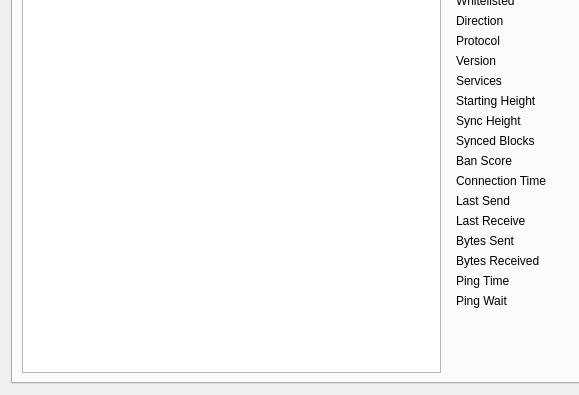
Before: the Qt Designer form src/qt/forms/rpcconsole.ui in LUX-Core/lux, drawn with Qt 5; both pictures show x 0 to 579 and y 99 to 494 of the 769 by 494 pixel window.
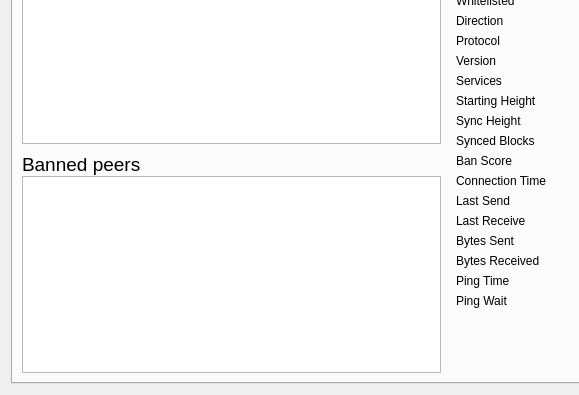
After: the same form once the commit is applied. The open tabs and pages were chosen to show the change. Icons and pictures are not drawn. Custom widgets are drawn as their Qt base class.

The edit to the form file:
```diff
--- a/src/qt/forms/rpcconsole.ui
+++ b/src/qt/forms/rpcconsole.ui
@@ -841,6 +841,11 @@
       </attribute>
       <layout class="QGridLayout" name="gridLayout_2">
        <item row="0" column="0" rowspan="2">
+        <layout class="QVBoxLayout" name="verticalLayout_101">
+         <property name="spacing">
+          <number>0</number>
+         </property>
+         <item>
         <widget class="QTableView" name="peerWidget">
          <property name="horizontalScrollBarPolicy">
           <enum>Qt::ScrollBarAsNeeded</enum>
@@ -852,6 +857,75 @@
           <bool>false</bool>
          </attribute>
         </widget>
+         </item>
+         <item>
+          <widget class="QLabel" name="banHeading">
+           <property name="sizePolicy">
+            <sizepolicy hsizetype="Preferred" vsizetype="Minimum">
+             <horstretch>0</horstretch>
+             <verstretch>0</verstretch>
+            </sizepolicy>
+           </property>
+           <property name="minimumSize">
+            <size>
+             <width>300</width>
+             <height>32</height>
+            </size>
+           </property>
+           <property name="maximumSize">
+            <size>
+             <width>16777215</width>
+             <height>32</height>
+            </size>
+           </property>
+           <property name="font">
+            <font>
+             <pointsize>14</pointsize>
+            </font>
+           </property>
+           <property name="cursor">
+            <cursorShape>IBeamCursor</cursorShape>
+           </property>
+           <property name="text">
+            <string>Banned peers</string>
+           </property>
+           <property name="alignment">
+            <set>Qt::AlignBottom|Qt::AlignLeading|Qt::AlignLeft</set>
+           </property>
+           <property name="wordWrap">
+            <bool>true</bool>
+           </property>
+           <property name="textInteractionFlags">
+            <set>Qt::LinksAccessibleByMouse|Qt::TextSelectableByKeyboard|Qt::TextSelectableByMouse</set>
+           </property>
+          </widget>
+         </item>
+         <item>
+          <widget class="QTableView" name="banlistWidget">
+           <property name="sizePolicy">
+            <sizepolicy hsizetype="Expanding" vsizetype="Expanding">
+             <horstretch>0</horstretch>
+             <verstretch>0</verstretch>
+            </sizepolicy>
+           </property>
+           <property name="maximumSize">
+            <size>
+             <width>16777215</width>
+             <height>16777215</height>
+            </size>
+           </property>
+           <property name="horizontalScrollBarPolicy">
+            <enum>Qt::ScrollBarAsNeeded</enum>
+           </property>
+           <property name="sortingEnabled">
+            <bool>true</bool>
+           </property>
+           <attribute name="horizontalHeaderHighlightSections">
+            <bool>false</bool>
+           </attribute>
+          </widget>
+         </item>
+        </layout>
        </item>
        <item row="0" column="1">
         <widget class="QLabel" name="peerHeading">
```
Lines whose indentation alone changed are shown as unchanged.
